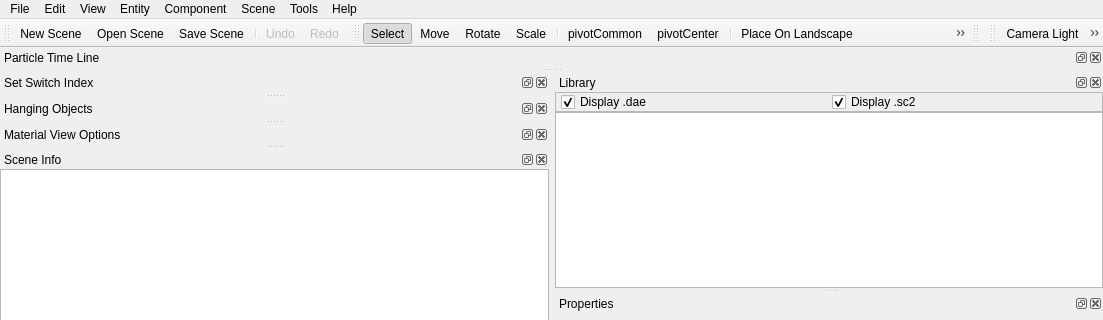
xaoctech/dava.engine, file Tools/ResourceEditor/DataQt/mainwindow.ui: the form before one commit; both pictures show x 0 to 1103 and y 0 to 320 of the 1103 by 796 pixel window.
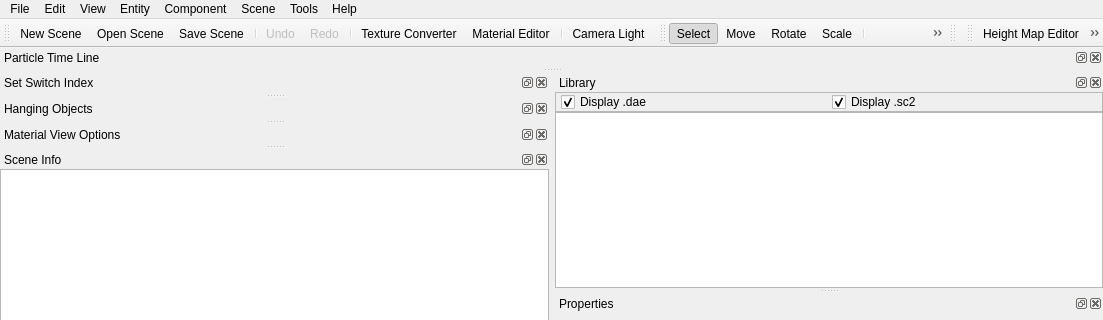
The form after the commit. Icons and pictures are not drawn. Custom widgets are drawn as their Qt base class.

Patch:
```diff
--- a/Tools/ResourceEditor/DataQt/mainwindow.ui
+++ b/Tools/ResourceEditor/DataQt/mainwindow.ui
@@ -216,6 +216,11 @@
    <addaction name="separator"/>
    <addaction name="actionUndo"/>
    <addaction name="actionRedo"/>
+   <addaction name="separator"/>
+   <addaction name="actionTextureConverter"/>
+   <addaction name="actionMaterialEditor"/>
+   <addaction name="separator"/>
+   <addaction name="actionEnableCameraLight"/>
   </widget>
   <widget class="QMenuBar" name="menuBar">
    <property name="geometry">
@@ -892,10 +897,6 @@
    <attribute name="toolBarBreak">
     <bool>false</bool>
    </attribute>
-   <addaction name="actionEnableCameraLight"/>
-   <addaction name="separator"/>
-   <addaction name="actionMaterialEditor"/>
-   <addaction name="actionTextureConverter"/>
    <addaction name="actionHeightMapEditor"/>
    <addaction name="actionTileMapEditor"/>
    <addaction name="actionShowNotPassableLandscape"/>
```
Left out of the diff: 4 changed lines with no effect on the pictures.
